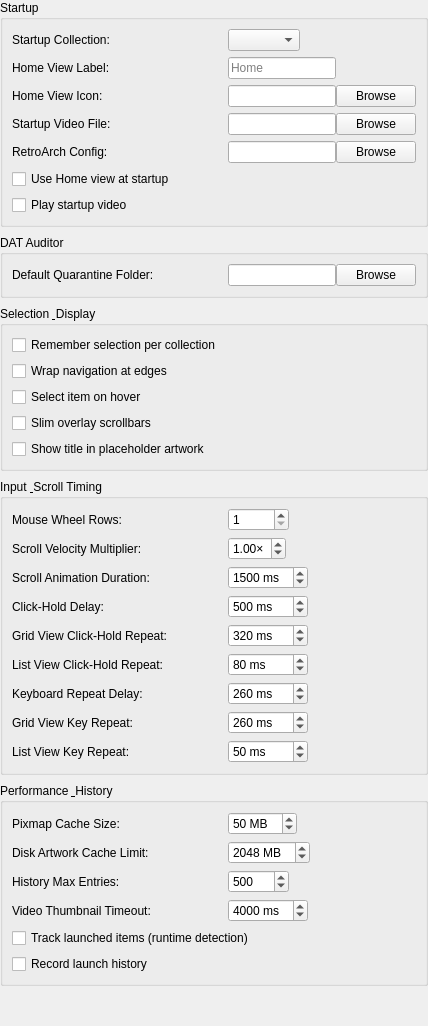
Above: src/ui/dialogs/settings/behavior/generalsettingspanel.ui from EtherAura/Kartend before the change. Below: the same form after it.
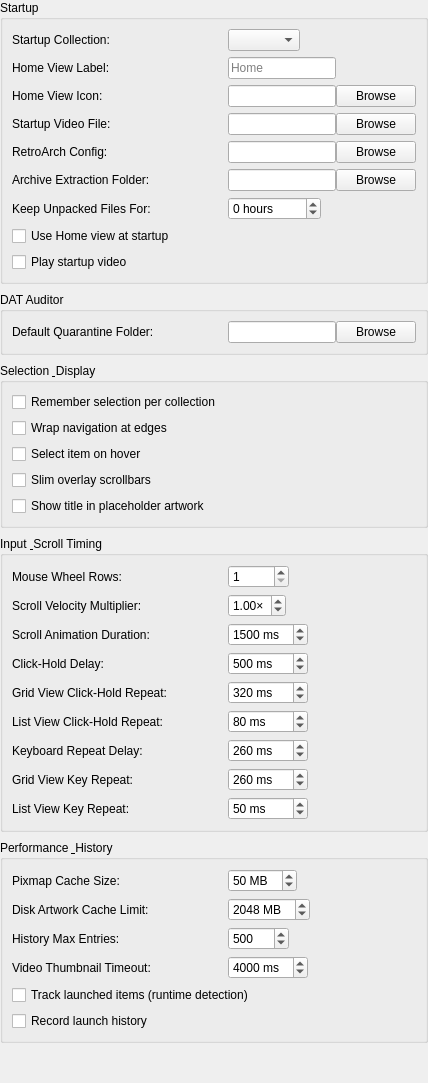
That is the form after the change.

Commit message: fix(launch): disk-backed extraction, multi-disc members, safe reclaim (Kartend-si0p5, Kartend-ab8ri, Kartend-2ygme, Kartend-ra8sf, Kartend-dmg5y)

```diff
--- a/src/ui/dialogs/settings/behavior/generalsettingspanel.ui
+++ b/src/ui/dialogs/settings/behavior/generalsettingspanel.ui
@@ -44,8 +44,23 @@
         <item><spacer name="retroarchConfigSpacer"><property name="orientation"><enum>Qt::Orientation::Horizontal</enum></property><property name="sizeHint" stdset="0"><size><width>0</width><height>0</height></size></property></spacer></item>
        </layout>
       </item>
-      <item row="5" column="0" colspan="2"><widget class="QCheckBox" name="useHomeViewCheckBox"><property name="text"><string>Use Home view at startup</string></property><property name="toolTip"><string>Open a synthetic Home view at startup that shows one tile per root collection. Overrides Startup Collection when no specific collection is selected. Back from any root-level collection returns here.</string></property></widget></item>
-      <item row="6" column="0" colspan="2"><widget class="QCheckBox" name="startupVideoEnabledCheckBox"><property name="text"><string>Play startup video</string></property><property name="toolTip"><string>Play a configurable video on application launch. Skippable via any key or click.</string></property></widget></item>
+      <item row="5" column="0"><widget class="QLabel" name="extractionDirLabel"><property name="minimumSize"><size><width>200</width><height>0</height></size></property><property name="text"><string>Archive Extraction Folder:</string></property></widget></item>
+      <item row="5" column="1">
+       <layout class="QHBoxLayout" name="extractionDirLayout">
+        <item><widget class="QLineEdit" name="extractionDirLineEdit"><property name="maximumWidth"><number>320</number></property><property name="toolTip"><string>Where archives are unpacked when a collection has &quot;Extract archives&quot; enabled. Extraction is limited by free space on this folder's drive, so point it at a roomy disk for large disc images. Empty uses a default folder in the cache directory. How long unpacked files are kept is set below.</string></property></widget></item>
+        <item><widget class="QPushButton" name="browseExtractionDirButton"><property name="text"><string>Browse</string></property></widget></item>
+        <item><spacer name="extractionDirSpacer"><property name="orientation"><enum>Qt::Orientation::Horizontal</enum></property><property name="sizeHint" stdset="0"><size><width>0</width><height>0</height></size></property></spacer></item>
+       </layout>
+      </item>
+      <item row="6" column="0"><widget class="QLabel" name="extractionRetentionLabel"><property name="minimumSize"><size><width>200</width><height>0</height></size></property><property name="text"><string>Keep Unpacked Files For:</string></property></widget></item>
+      <item row="6" column="1">
+       <layout class="QHBoxLayout" name="extractionRetentionLayout">
+        <item><widget class="QSpinBox" name="extractionRetentionSpinBox"><property name="maximumWidth"><number>140</number></property><property name="minimum"><number>-1</number></property><property name="maximum"><number>8760</number></property><property name="suffix"><string> hours</string></property><property name="specialValueText"><string>Keep forever</string></property><property name="toolTip"><string>How long unpacked archives are kept after you close the program that used them. Re-launching within this window skips unpacking, which for a large disc image saves several gigabytes of disk work. 0 deletes immediately on exit; -1 (&quot;Keep forever&quot;) never expires and leaves the folder for you to clear. The clock restarts each time you launch a title.</string></property></widget></item>
+        <item><spacer name="extractionRetentionSpacer"><property name="orientation"><enum>Qt::Orientation::Horizontal</enum></property><property name="sizeHint" stdset="0"><size><width>0</width><height>0</height></size></property></spacer></item>
+       </layout>
+      </item>
+      <item row="7" column="0" colspan="2"><widget class="QCheckBox" name="useHomeViewCheckBox"><property name="text"><string>Use Home view at startup</string></property><property name="toolTip"><string>Open a synthetic Home view at startup that shows one tile per root collection. Overrides Startup Collection when no specific collection is selected. Back from any root-level collection returns here.</string></property></widget></item>
+      <item row="8" column="0" colspan="2"><widget class="QCheckBox" name="startupVideoEnabledCheckBox"><property name="text"><string>Play startup video</string></property><property name="toolTip"><string>Play a configurable video on application launch. Skippable via any key or click.</string></property></widget></item>
      </layout>
     </widget>
    </item>
```
The commit also changes 15 other files.
